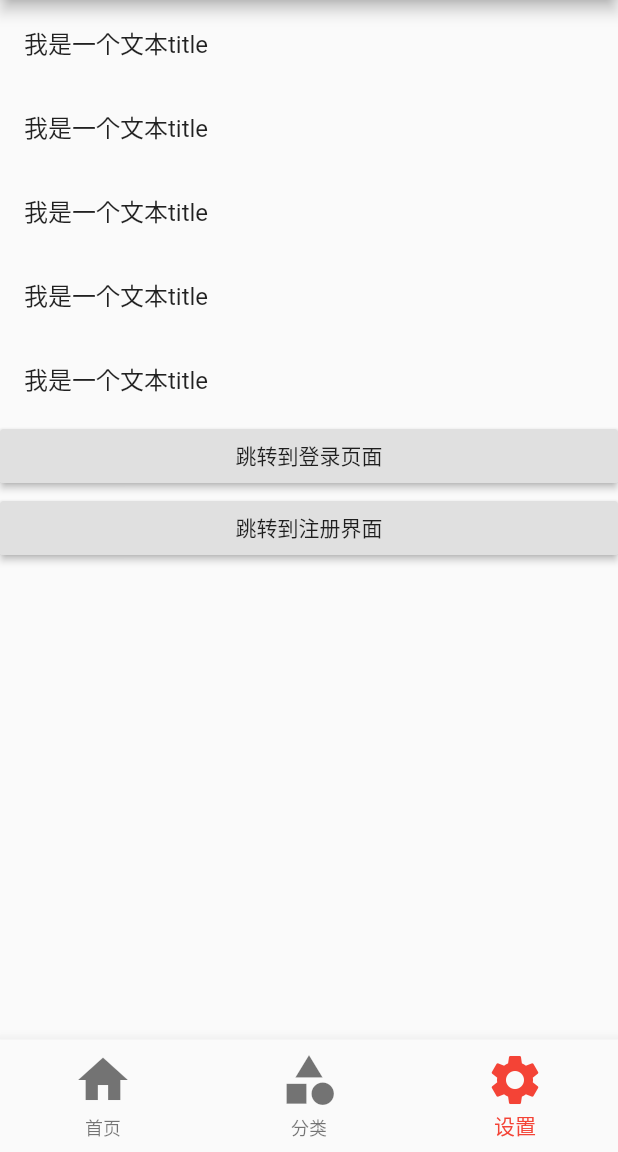
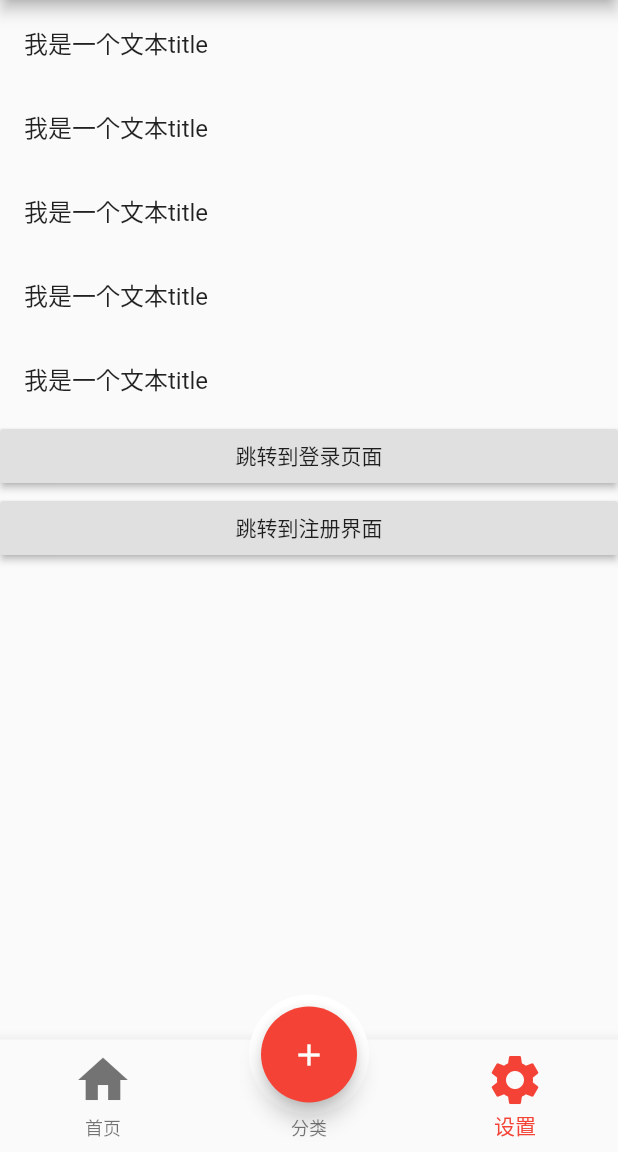
Before and after one commit to tribbianiwang/flutter_appdadit, a Flutter app: the Tabs screen opened directly, on a phone screen of 412 x 824 dp, the part 84-1236 px from its top. Run offline on Flutter 3.47's test engine with Material 2 defaults, Android fonts, the phone set to English and light mode, and no system bars.

Commit message:
floatingActionButton

```diff
--- a/lib/pages/tabs/Tabs.dart
+++ b/lib/pages/tabs/Tabs.dart
@@ -28,6 +28,29 @@ class _TabsState extends State<Tabs> {
       appBar: AppBar(
         title: Text("flutter demo"),
       ),
+      floatingActionButton:Container(
+        height: 80,
+        width: 80,
+        margin: EdgeInsets.only(top:20),
+        padding: EdgeInsets.all(8),
+        decoration: BoxDecoration(
+          borderRadius: BorderRadius.circular(40),
+              color: Colors.white
+        ),
+        child:  FloatingActionButton(
+          child: Icon(Icons.add),
+          onPressed: (){
+            print("floating_action_button_adds");
+            setState(() {
+              this._currentIndex = 1;
+            });
+          },
+          backgroundColor: this._currentIndex==1?Colors.yellow:Colors.red,
+        ),
+
+      )
+     ,
+      floatingActionButtonLocation: FloatingActionButtonLocation.centerDocked,
       body: this._pageList[this._currentIndex],
       bottomNavigationBar: BottomNavigationBar(
         currentIndex: this._currentIndex,
@@ -44,6 +67,7 @@ class _TabsState extends State<Tabs> {
           BottomNavigationBarItem(
               icon: Icon(Icons.category), title: Text("分类")),
           BottomNavigationBarItem(icon: Icon(Icons.settings), title: Text("设置"))
+
         ],
       ),
       drawer: Drawer(
```
Also changed, not shown: lib/ButtonDemo.dart (+8 -0 lines).
